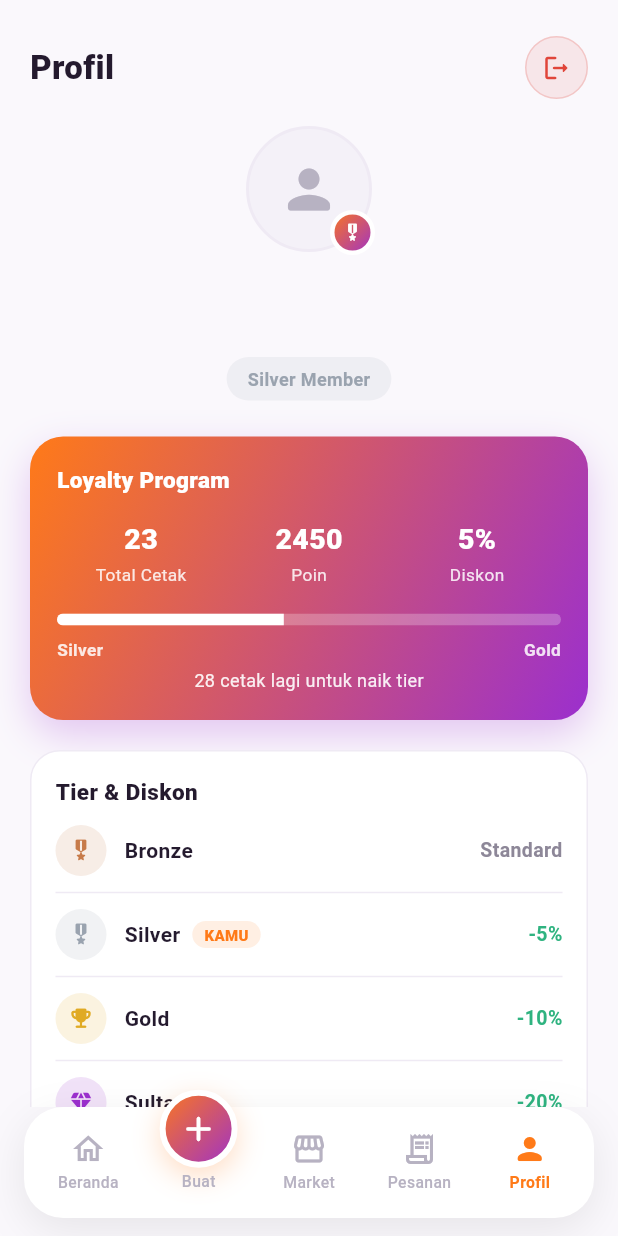
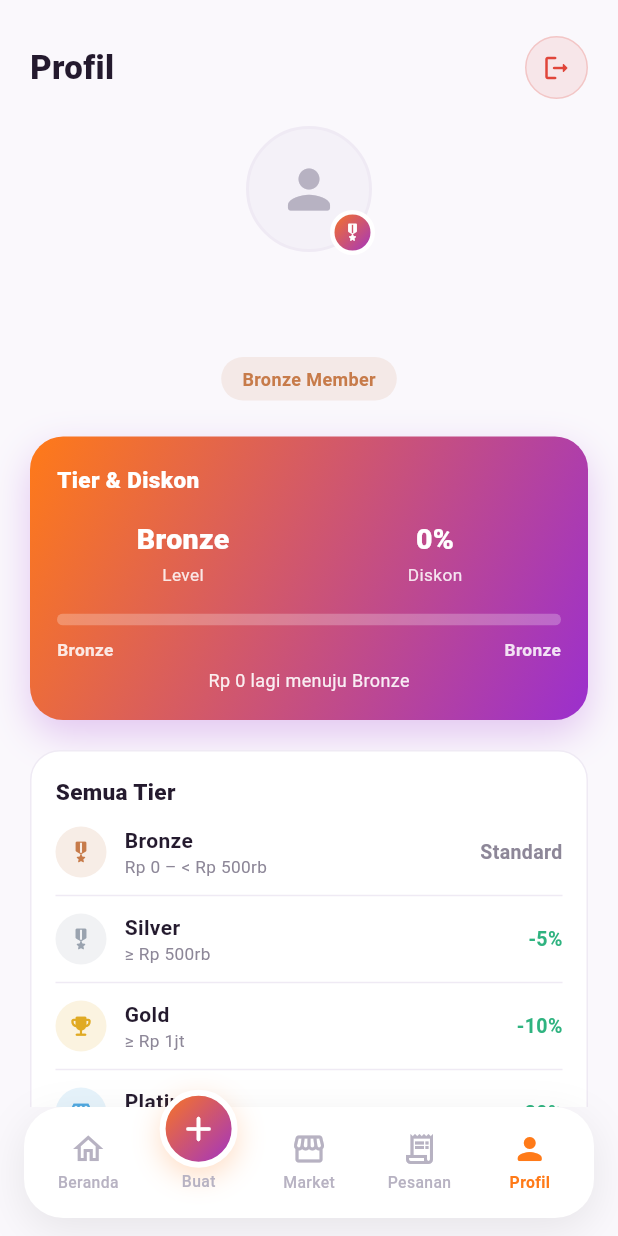
Before and after one commit to abdul-hafizh/flutter-meshy1, a Flutter app: the MainShell screen opened directly, item 5 of the bottom bar chosen, on a phone screen of 412 x 824 dp. Run offline on Flutter 3.47's test engine with Material 3 defaults, Android fonts, the phone set to English and light mode, and no system bars; our stand-ins replace google_sign_in, image_picker, shared_preferences, webview_flutter; missing offline and left inert: google_sign_in_web, model_viewer_plus, stream_chat_flutter; accounts and stored records are empty.

Commit message:
user level

```diff
--- a/lib/data/dummy_data.dart
+++ b/lib/data/dummy_data.dart
@@ -100,7 +100,12 @@ const List<Order> kOrders = [
   ),
 ];
 
+/// Mirrors the backend's `userTierHelper.calculateTier()` thresholds
+/// (`E:\Proyek\api-meshy\src\utils\userTierHelper.js`) — [key] matches the
+/// `UserLevel` string the API returns, so the profile screen can look up
+/// the current tier by exact match instead of guessing from a display name.
 class LoyaltyTier {
+  final String key;
   final String name;
   final String range;
   final String discountLabel;
@@ -108,6 +113,7 @@ class LoyaltyTier {
   final Color color;
 
   const LoyaltyTier({
+    required this.key,
     required this.name,
     required this.range,
     required this.discountLabel,
@@ -118,30 +124,42 @@ class LoyaltyTier {
 
 const List<LoyaltyTier> kLoyaltyTiers = [
   LoyaltyTier(
+    key: 'BRONZE',
     name: 'Bronze',
-    range: '0-10 cetak',
+    range: 'Rp 0 – < Rp 500rb',
     discountLabel: 'Standard',
     icon: Icons.military_tech_rounded,
     color: Color(0xFFC77B4A),
   ),
   LoyaltyTier(
+    key: 'SILVER',
     name: 'Silver',
-    range: '11-50 cetak',
+    range: '≥ Rp 500rb',
     discountLabel: '-5%',
     icon: Icons.military_tech_rounded,
     color: Color(0xFF9AA3AF),
   ),
   LoyaltyTier(
+    key: 'GOLD',
     name: 'Gold',
-    range: '51-199 cetak',
+    range: '≥ Rp 1jt',
     discountLabel: '-10%',
     icon: Icons.emoji_events_rounded,
     color: Color(0xFFE0AA23),
   ),
   LoyaltyTier(
-    name: 'Sultan',
-    range: '200+ cetak',
+    key: 'PLATINUM',
+    name: 'Platinum',
+    range: '≥ Rp 5jt',
     discountLabel: '-20%',
+    icon: Icons.diamond_outlined,
+    color: Color(0xFF4FA8E0),
+  ),
+  LoyaltyTier(
+    key: 'SOLITAIRE',
+    name: 'Solitaire',
+    range: '≥ Rp 10jt',
+    discountLabel: '-30%',
     icon: Icons.diamond_rounded,
     color: Color(0xFF9B2FCE),
   ),
--- a/lib/models/app_user.dart
+++ b/lib/models/app_user.dart
@@ -1,3 +1,38 @@
+/// Discount tier progress detail, as returned nested under `TierDetails` in
+/// `GET /auth/me` — mirrors the backend's `userTierHelper.calculateTier()`.
+class TierDetails {
+  final String level;
+  final int discountPercent;
+  final String? nextTier;
+  final num? nextThreshold;
+  final num remainingForNextTier;
+  final int progressPercent;
+
+  const TierDetails({
+    required this.level,
+    required this.discountPercent,
+    this.nextTier,
+    this.nextThreshold,
+    this.remainingForNextTier = 0,
+    this.progressPercent = 0,
+  });
+
+  factory TierDetails.fromJson(Map<String, dynamic> json) {
+    return TierDetails(
+      level: json['level']?.toString() ?? 'BRONZE',
+      discountPercent: json['discountPercent'] is int
+          ? json['discountPercent'] as int
+          : int.tryParse('${json['discountPercent']}') ?? 0,
+      nextTier: json['nextTier']?.toString(),
+      nextThreshold: json['nextThreshold'] is num ? json['nextThreshold'] as num : null,
+      remainingForNextTier: json['remainingForNextTier'] is num ? json['remainingForNextTier'] as num : 0,
+      progressPercent: json['progressPercent'] is int
+          ? json['progressPercent'] as int
+          : int.tryParse('${json['progressPercent']}') ?? 0,
+    );
+  }
+}
+
 class AppUser {
   final String id;
   final String fullName;
@@ -6,6 +41,10 @@ class AppUser {
   final int roleId;
   final String? role;
   final int credits;
+  final String userLevel;
+  final num totalSpent;
+  final int discountPercent;
+  final TierDetails? tierDetails;
 
   const AppUser({
     required this.id,
@@ -15,6 +54,10 @@ class AppUser {
     required this.roleId,
     this.role,
     this.credits = 0,
+    this.userLevel = 'BRONZE',
+    this.totalSpent = 0,
+    this.discountPercent = 0,
+    this.tierDetails,
   });
 
   factory AppUser.fromJson(Map<String, dynamic> json) {
@@ -30,6 +73,14 @@ class AppUser {
       credits: json['AICredits'] is int
           ? json['AICredits'] as int
           : int.tryParse('${json['AICredits']}') ?? 0,
+      userLevel: json['UserLevel']?.toString() ?? 'BRONZE',
+      totalSpent: json['TotalSpent'] is num ? json['TotalSpent'] as num : num.tryParse('${json['TotalSpent']}') ?? 0,
+      discountPercent: json['DiscountPercent'] is int
+          ? json['DiscountPercent'] as int
+          : int.tryParse('${json['DiscountPercent']}') ?? 0,
+      tierDetails: json['TierDetails'] is Map<String, dynamic>
+          ? TierDetails.fromJson(json['TierDetails'] as Map<String, dynamic>)
+          : null,
     );
   }
 
@@ -41,5 +92,8 @@ class AppUser {
         'RoleId': roleId,
         'Role': role,
         'AICredits': credits,
+        'UserLevel': userLevel,
+        'TotalSpent': totalSpent,
+        'DiscountPercent': discountPercent,
       };
 }
--- a/lib/models/nearby_merchant.dart
+++ b/lib/models/nearby_merchant.dart
@@ -10,7 +10,7 @@ class NearbyMerchant {
   final String? provinceName;
   final String? countryName;
   final double? distanceKm;
-  final double rating;
+  final double? rating;
   final int totalReviews;
 
   const NearbyMerchant({
@@ -22,7 +22,7 @@ class NearbyMerchant {
     this.provinceName,
     this.countryName,
     this.distanceKm,
-    this.rating = 5.0,
+    this.rating,
     this.totalReviews = 0,
   });
 
@@ -40,7 +40,7 @@ class NearbyMerchant {
       provinceName: province is Map<String, dynamic> ? province['Name']?.toString() : null,
       countryName: country is Map<String, dynamic> ? country['Name']?.toString() : null,
       distanceKm: json['DistanceKm'] is num ? (json['DistanceKm'] as num).toDouble() : null,
-      rating: json['Rating'] is num ? (json['Rating'] as num).toDouble() : 5.0,
+      rating: json['Rating'] is num ? (json['Rating'] as num).toDouble() : null,
       totalReviews: json['TotalReviews'] is int ? json['TotalReviews'] as int : int.tryParse('${json['TotalReviews']}') ?? 0,
     );
   }
@@ -57,4 +57,6 @@ class NearbyMerchant {
   }
 
   String get distanceLabel => distanceKm != null ? '${distanceKm!.toStringAsFixed(1)} km' : '';
+
+  bool get hasRating => rating != null && totalReviews > 0;
 }
--- a/lib/screens/job_detail_screen.dart
+++ b/lib/screens/job_detail_screen.dart
@@ -602,7 +602,8 @@ class _NearbyMerchantTile extends StatelessWidget {
                     ),
                     Padding(
                       padding: const EdgeInsets.only(top: 2),
-                      child: Row(
+                      child: merchant.hasRating
+                          ? Row(
                               children: [
                                 const Icon(Icons.star_rounded, size: 14, color: Color(0xFFF5A623)),
                                 const SizedBox(width: 2),
@@ -611,6 +612,10 @@ class _NearbyMerchantTile extends StatelessWidget {
                                   style: const TextStyle(fontSize: 11.5, color: AppColors.textSecondary),
                                 ),
                               ],
+                            )
+                          : const Text(
+                              'Belum ada rating',
+                              style: TextStyle(fontSize: 11.5, color: AppColors.textFaint),
                             ),
                     ),
                   ],
--- a/lib/screens/profile_screen.dart
+++ b/lib/screens/profile_screen.dart
@@ -6,15 +6,24 @@ import '../providers/chat_controller.dart';
 import '../theme/app_theme.dart';
 import 'addresses/address_list_screen.dart';
 
-class ProfileScreen extends StatelessWidget {
+class ProfileScreen extends StatefulWidget {
   const ProfileScreen({super.key});
 
-  static const int _currentTierIndex = 1; // Silver
-  static const int _totalCetak = 23;
-  static const int _poin = 2450;
-  static const int _diskonPersen = 5;
-  static const int _cetakUntukNaik = 28;
-  static const int _totalBelanja = 2450000;
+  @override
+  State<ProfileScreen> createState() => _ProfileScreenState();
+}
+
+class _ProfileScreenState extends State<ProfileScreen> {
+  @override
+  void initState() {
+    super.initState();
+    // UserLevel/TotalSpent/DiscountPercent are recalculated server-side on
+    // every GET /auth/me (see AuthService.getProfile), so refresh once here
+    // to pick up tier changes from a payment made elsewhere in the app.
+    WidgetsBinding.instance.addPostFrameCallback((_) {
+      context.read<AuthController>().refreshUser();
+    });
+  }
 
   Future<void> _confirmLogout(BuildContext context) async {
     final confirmed = await showDialog<bool>(
@@ -57,8 +66,8 @@ class ProfileScreen extends StatelessWidget {
     }
   }
 
-  String _rupiah(int v) {
-    final s = v.toString();
+  String _rupiah(num v) {
+    final s = v.round().toString();
     final buf = StringBuffer();
     for (int i = 0; i < s.length; i++) {
       final posFromEnd = s.length - i;
@@ -70,11 +79,19 @@ class ProfileScreen extends StatelessWidget {
 
   @override
   Widget build(BuildContext context) {
-    final currentTier = kLoyaltyTiers[_currentTierIndex];
-    final nextTier = _currentTierIndex + 1 < kLoyaltyTiers.length
-        ? kLoyaltyTiers[_currentTierIndex + 1]
+    final user = context.watch<AuthController>().user;
+    final currentTierIndex = user == null
+        ? 0
+        : kLoyaltyTiers.indexWhere((t) => t.key == user.userLevel.toUpperCase());
+    final currentTier = kLoyaltyTiers[currentTierIndex < 0 ? 0 : currentTierIndex];
+    final tierDetails = user?.tierDetails;
+    final nextTierName = tierDetails?.nextTier != null
+        ? kLoyaltyTiers.firstWhere(
+            (t) => t.key == tierDetails!.nextTier,
+            orElse: () => currentTier,
+          ).name
         : null;
-    final user = context.watch<AuthController>().user;
+    final progress = (tierDetails?.progressPercent ?? 0) / 100;
 
     return SafeArea(
       bottom: false,
@@ -179,22 +196,21 @@ class ProfileScreen extends StatelessWidget {
               crossAxisAlignment: CrossAxisAlignment.start,
               children: [
                 const Text(
-                  'Loyalty Program',
+                  'Tier & Diskon',
                   style: TextStyle(fontSize: 15, fontWeight: FontWeight.w800, color: Colors.white),
                 ),
                 const SizedBox(height: 16),
                 Row(
                   children: [
-                    _LoyaltyStat(value: '$_totalCetak', label: 'Total Cetak'),
-                    _LoyaltyStat(value: '$_poin', label: 'Poin'),
-                    _LoyaltyStat(value: '$_diskonPersen%', label: 'Diskon'),
+                    _LoyaltyStat(value: currentTier.name, label: 'Level'),
+                    _LoyaltyStat(value: '${user?.discountPercent ?? 0}%', label: 'Diskon'),
                   ],
                 ),
                 const SizedBox(height: 18),
                 ClipRRect(
                   borderRadius: BorderRadius.circular(6),
                   child: LinearProgressIndicator(
-                    value: 0.45,
+                    value: progress.clamp(0, 1).toDouble(),
                     minHeight: 8,
                     backgroundColor: Colors.white.withValues(alpha: 0.25),
                     valueColor: const AlwaysStoppedAnimation(Colors.white),
@@ -205,13 +221,15 @@ class ProfileScreen extends StatelessWidget {
                   mainAxisAlignment: MainAxisAlignment.spaceBetween,
                   children: [
                     Text(currentTier.name, style: TextStyle(fontSize: 11.5, color: Colors.white.withValues(alpha: 0.85), fontWeight: FontWeight.w600)),
-                    Text(nextTier?.name ?? '', style: TextStyle(fontSize: 11.5, color: Colors.white.withValues(alpha: 0.85), fontWeight: FontWeight.w600)),
+                    Text(nextTierName ?? 'MAX', style: TextStyle(fontSize: 11.5, color: Colors.white.withValues(alpha: 0.85), fontWeight: FontWeight.w600)),
                   ],
                 ),
                 const SizedBox(height: 4),
                 Center(
                   child: Text(
-                    '$_cetakUntukNaik cetak lagi untuk naik tier',
+                    nextTierName != null
+                        ? '${_rupiah(tierDetails?.remainingForNextTier ?? 0)} lagi menuju $nextTierName'
+                        : 'Kamu sudah di tier tertinggi 🎉',
                     style: TextStyle(fontSize: 12, color: Colors.white.withValues(alpha: 0.9)),
                   ),
                 ),
@@ -230,12 +248,12 @@ class ProfileScreen extends StatelessWidget {
               crossAxisAlignment: CrossAxisAlignment.start,
               children: [
                 const Text(
-                  'Tier & Diskon',
+                  'Semua Tier',
                   style: TextStyle(fontSize: 15, fontWeight: FontWeight.w800, color: AppColors.textPrimary),
                 ),
                 const SizedBox(height: 12),
                 for (int i = 0; i < kLoyaltyTiers.length; i++) ...[
-                  _TierRow(tier: kLoyaltyTiers[i], isCurrent: i == _currentTierIndex),
+                  _TierRow(tier: kLoyaltyTiers[i], isCurrent: i == currentTierIndex),
                   if (i != kLoyaltyTiers.length - 1) const Divider(height: 22, color: AppColors.border),
                 ],
               ],
@@ -253,20 +271,18 @@ class ProfileScreen extends StatelessWidget {
               crossAxisAlignment: CrossAxisAlignment.start,
               children: [
                 const Text(
-                  'Statistik',
+                  'Total Belanja',
                   style: TextStyle(fontSize: 15, fontWeight: FontWeight.w800, color: AppColors.textPrimary),
                 ),
-                const SizedBox(height: 14),
-                Row(
-                  children: [
-                    Expanded(
-                      child: _StatBlock(value: '$_totalCetak', label: 'Produk Dibuat'),
+                const SizedBox(height: 6),
+                Text(
+                  _rupiah(user?.totalSpent ?? 0),
+                  style: const TextStyle(fontSize: 22, fontWeight: FontWeight.w800, color: AppColors.textPrimary),
                 ),
-                    Container(width: 1, height: 36, color: AppColors.border),
-                    Expanded(
-                      child: _StatBlock(value: _rupiah(_totalBelanja), label: 'Total Belanja'),
-                    ),
-                  ],
+                const SizedBox(height: 2),
+                const Text(
+                  'Akumulasi transaksi yang sudah dibayar — menentukan tier & diskon kamu.',
+                  style: TextStyle(fontSize: 12, color: AppColors.textSecondary),
                 ),
               ],
             ),
@@ -363,7 +379,10 @@ class _TierRow extends StatelessWidget {
         ),
         const SizedBox(width: 12),
         Expanded(
-          child: Row(
+          child: Column(
+            crossAxisAlignment: CrossAxisAlignment.start,
+            children: [
+              Row(
                 children: [
                   Text(
                     tier.name,
@@ -385,6 +404,12 @@ class _TierRow extends StatelessWidget {
                   ],
                 ],
               ),
+              Text(
+                tier.range,
+                style: const TextStyle(fontSize: 11.5, color: AppColors.textSecondary),
+              ),
+            ],
+          ),
         ),
         Text(
           tier.discountLabel,
@@ -398,27 +423,3 @@ class _TierRow extends StatelessWidget {
     );
   }
 }
-
-class _StatBlock extends StatelessWidget {
-  final String value;
-  final String label;
-
-  const _StatBlock({required this.value, required this.label});
-
-  @override
-  Widget build(BuildContext context) {
-    return Column(
-      children: [
-        Text(
-          value,
-          style: const TextStyle(fontSize: 18, fontWeight: FontWeight.w800, color: AppColors.textPrimary),
-        ),
-        const SizedBox(height: 3),
-        Text(
-          label,
-          style: const TextStyle(fontSize: 12, color: AppColors.textSecondary),
-        ),
-      ],
-    );
-  }
-}
```
Lines whose indentation alone changed are shown as unchanged.
